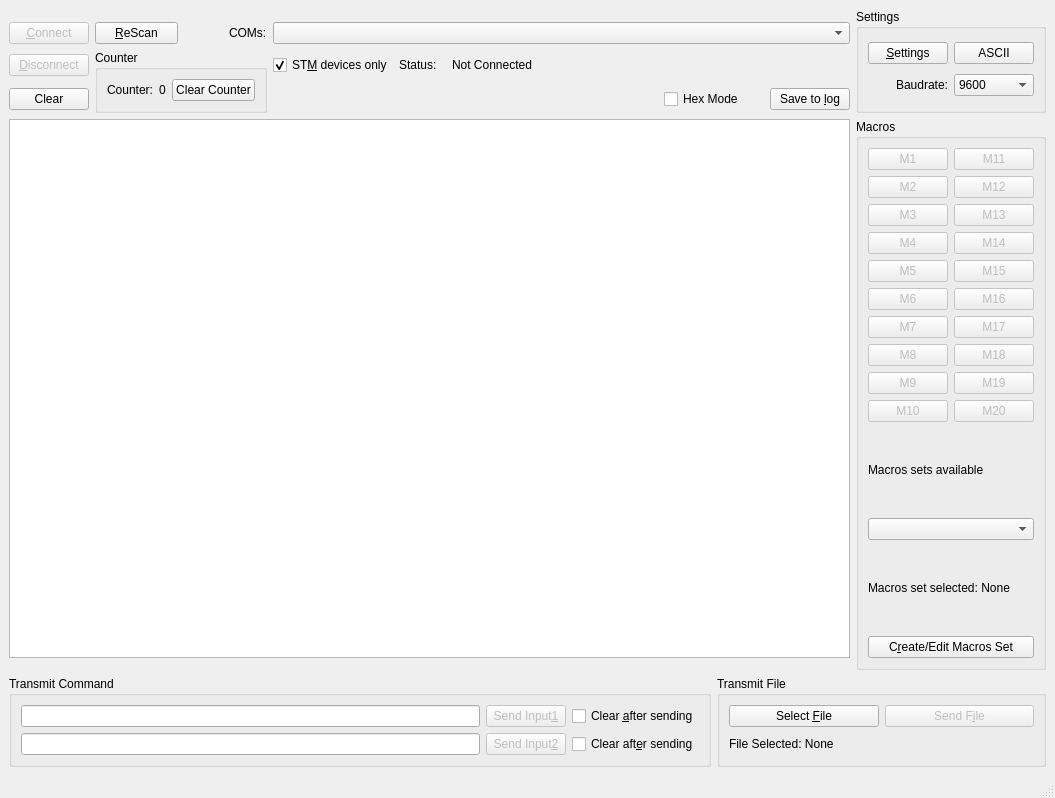
notiel/OstrannaTerminal, file Terminal.ui: the form before one commit.
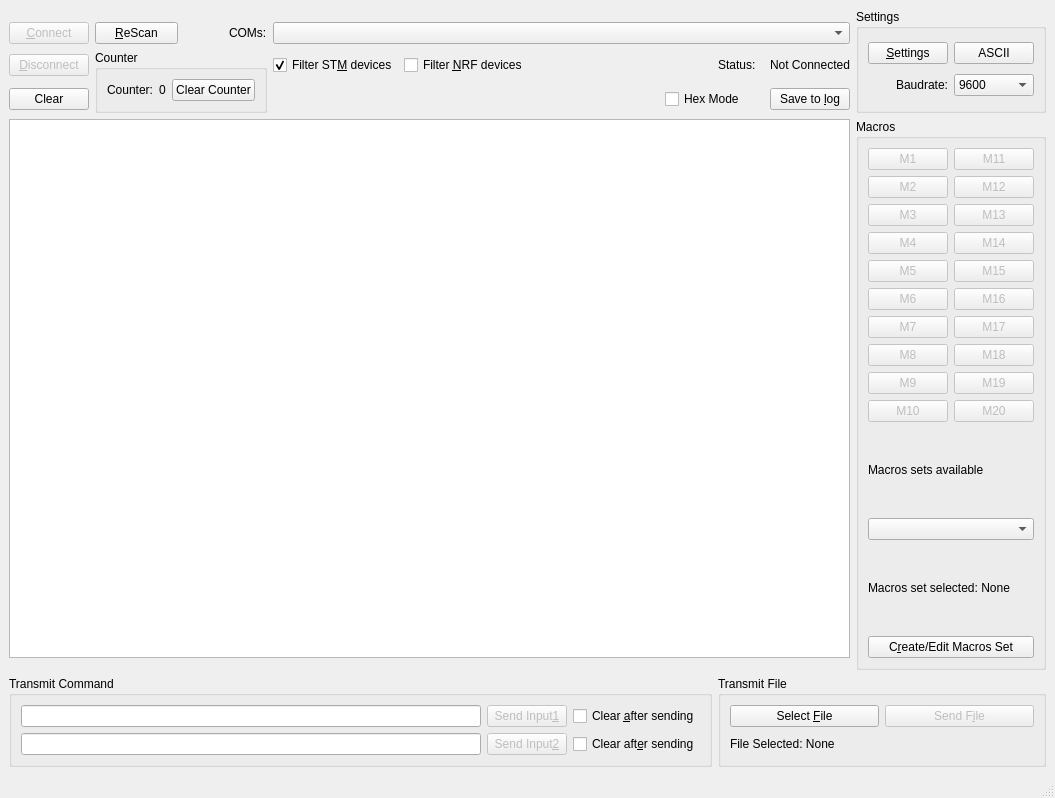
The form after the commit. Icons and pictures are not drawn.

Commit message: NRF checkbox added, ports are now rescanned when filters status cnahges, no disconnect for restart

```diff
--- a/Terminal.ui
+++ b/Terminal.ui
@@ -355,13 +355,6 @@
       </layout>
      </widget>
     </item>
-    <item row="5" column="4">
-     <widget class="QLabel" name="LblStatus">
-      <property name="text">
-       <string>Status:</string>
-      </property>
-     </widget>
-    </item>
     <item row="3" column="12" rowspan="4" colspan="2">
      <widget class="QGroupBox" name="GBSettings">
       <property name="title">
@@ -462,17 +455,10 @@
       </property>
      </widget>
     </item>
-    <item row="5" column="5" colspan="2">
-     <widget class="QLabel" name="LblStatusInfo">
-      <property name="text">
-       <string>Not Connected</string>
-      </property>
-     </widget>
-    </item>
     <item row="5" column="3">
      <widget class="QCheckBox" name="CBSTM">
       <property name="text">
-       <string>ST&amp;M devices only</string>
+       <string>Filter ST&amp;M devices</string>
       </property>
       <property name="checked">
        <bool>true</bool>
@@ -539,6 +525,27 @@
       </property>
      </widget>
     </item>
+    <item row="5" column="4" colspan="3">
+     <widget class="QCheckBox" name="CBNRF">
+      <property name="text">
+       <string>Filter &amp;NRF devices</string>
+      </property>
+     </widget>
+    </item>
+    <item row="5" column="11">
+     <widget class="QLabel" name="LblStatusInfo">
+      <property name="text">
+       <string>Not Connected</string>
+      </property>
+     </widget>
+    </item>
+    <item row="5" column="10">
+     <widget class="QLabel" name="LblStatus">
+      <property name="text">
+       <string>Status:</string>
+      </property>
+     </widget>
+    </item>
    </layout>
   </widget>
   <widget class="QStatusBar" name="statusbar"/>
```
The commit also changes 2 other files.
